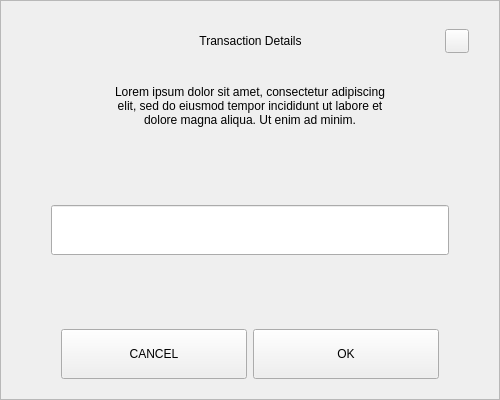
The window that src/qt/ambankcoin/forms/sendchangeaddressdialog.ui (ambankcoin/Core-All-OS) describes before a commit, drawn with Qt 5.
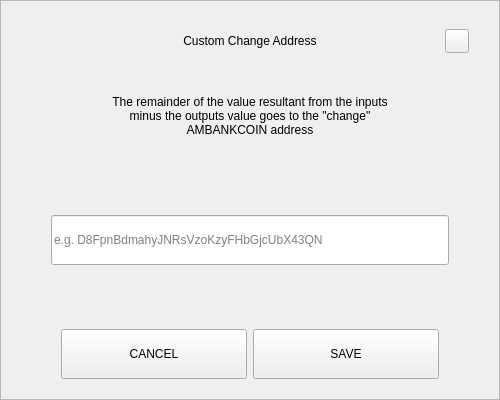
The same window after the commit.

Patch:
```diff
--- a/src/qt/ambankcoin/forms/sendchangeaddressdialog.ui
+++ b/src/qt/ambankcoin/forms/sendchangeaddressdialog.ui
@@ -92,7 +92,7 @@
            <string notr="true">padding-left:24px;</string>
           </property>
           <property name="text">
-           <string>Transaction Details</string>
+           <string>Custom Change Address</string>
           </property>
           <property name="alignment">
            <set>Qt::AlignCenter</set>
@@ -160,11 +160,11 @@
         <property name="minimumSize">
          <size>
           <width>0</width>
-          <height>50</height>
+          <height>70</height>
          </size>
         </property>
         <property name="text">
-         <string>Lorem ipsum dolor sit amet, consectetur adipiscing elit, sed do eiusmod tempor incididunt ut labore et dolore magna aliqua. Ut enim ad minim.</string>
+         <string>The remainder of the value resultant from the inputs minus the outputs value goes to the &quot;change&quot; AMBANKCOIN address</string>
         </property>
         <property name="alignment">
          <set>Qt::AlignCenter</set>
@@ -206,6 +206,9 @@
             <height>50</height>
            </size>
           </property>
+          <property name="placeholderText">
+           <string notr="true">e.g. D8FpnBdmahyJNRsVzoKzyFHbGjcUbX43QN</string>
+          </property>
          </widget>
         </item>
        </layout>
@@ -262,7 +265,7 @@
            <enum>Qt::NoFocus</enum>
           </property>
           <property name="text">
-           <string>OK</string>
+           <string>SAVE</string>
           </property>
          </widget>
         </item>
```
